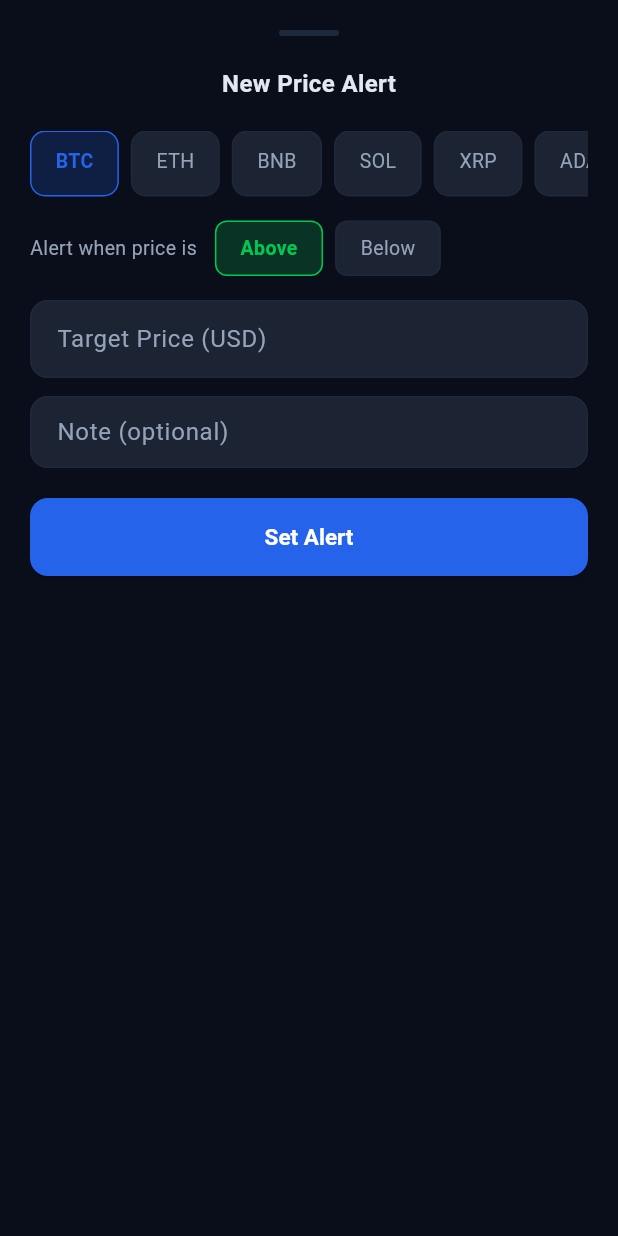
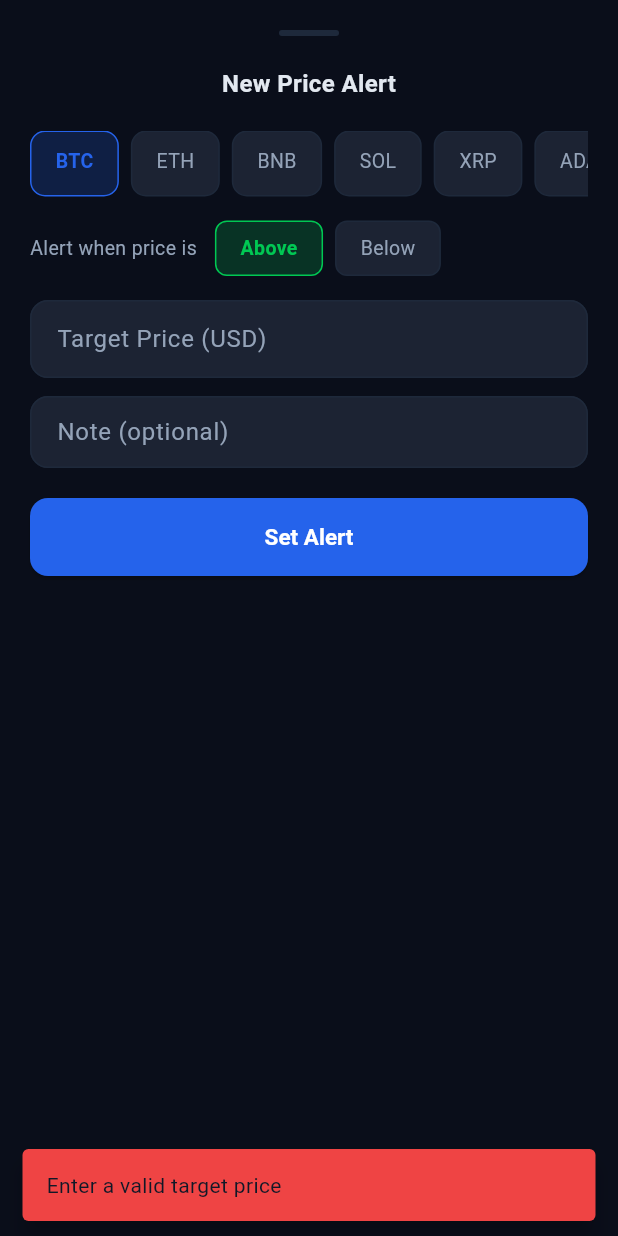
Before and after one commit to RenasTalabani/ai-trading-system, a Flutter app: the _CreateAlertSheet widget shown alone on an empty page, opened directly, after a tap on "Set Alert", on a phone screen of 412 x 824 dp. Run offline on Flutter 3.47's test engine with Material 3 defaults, Android fonts, the phone set to English and light mode, and no system bars; our stand-ins replace dio, equatable, firebase_core, firebase_messaging, fl_chart, flutter_local_notifications and 3 more; accounts and stored records are empty; network calls fail.

Commit message:
fix(mobile): stop the price-alert creation sheet from silently closing on failure (T-090)
_CreateAlertSheet._save() called Navigator.pop(context) unconditionally
before ever checking whether create() actually succeeded. create()
(price_alerts_provider.dart) swallows every failure -- network error,
server rejection -- into a plain `false`, so a failed save closed the
sheet with zero feedback: no error message, no indication anything
went wrong. The only user-visible outcome, success or failure, used to
be identical (the sheet closing) except for a snackbar that only ever
appeared on success.

Fix: only pop on success. A failure now keeps the sheet open (nothing
is lost -- the typed price/note stay in place) and shows what actually
happened via a snackbar, matching the pattern used everywhere else in
this screen. Also added a friendly message for the pre-existing silent
early-return on an invalid/empty price, previously a no-op with no
feedback either.

No new automated test: exercising this path end-to-end would require
mocking PricesNotifier's constructor-time network call (a private
_init()/_fetchRest() pair, not overridable from an external test file
without the same full Dio + flutter_secure_storage platform-channel
harness MOBILE-001 needed) for what is a small, mechanically obvious
control-flow fix (move one line, add one branch) -- verified instead by
dart analyze (clean) and the full existing suite (134/134, no
regressions).

Co-Authored-By: Claude Sonnet 5 <noreply@anthropic.com>

```diff
--- a/mobile/lib/features/notifications/notifications_screen.dart
+++ b/mobile/lib/features/notifications/notifications_screen.dart
@@ -530,7 +530,16 @@ class _CreateAlertSheetState extends ConsumerState<_CreateAlertSheet> {
 
   Future<void> _save() async {
     final price = double.tryParse(_priceCtrl.text);
-    if (price == null || price <= 0) return;
+    if (price == null || price <= 0) {
+      ScaffoldMessenger.of(context).showSnackBar(
+        const SnackBar(
+          content: Text('Enter a valid target price'),
+          backgroundColor: AppColors.error,
+          behavior: SnackBarBehavior.floating,
+        ),
+      );
+      return;
+    }
 
     setState(() => _saving = true);
     final ok = await ref.read(priceAlertsProvider.notifier).create(
@@ -540,9 +549,19 @@ class _CreateAlertSheetState extends ConsumerState<_CreateAlertSheet> {
       direction:    _direction,
       note:         _noteCtrl.text.trim(),
     );
-    if (mounted) {
+    if (!mounted) return;
+
+    // T-090 (2026-09-01): this used to Navigator.pop() unconditionally
+    // here, before ever checking `ok` -- create() swallows its own
+    // errors into a plain `false` (see price_alerts_provider.dart), so a
+    // failed save (network error, server rejection) closed the sheet
+    // with zero feedback. The user had no way to tell "it worked" from
+    // "it silently didn't" short of manually checking the Price Alerts
+    // tab. Now only pops on success; a failure keeps the sheet open
+    // (nothing was lost -- the typed price/note are still there) and
+    // shows what actually happened.
+    if (ok) {
       Navigator.pop(context);
-      if (ok) {
       ScaffoldMessenger.of(context).showSnackBar(
         SnackBar(
           content: Text('Alert set for $_selectedDisplay at \$$price'),
@@ -550,7 +569,15 @@ class _CreateAlertSheetState extends ConsumerState<_CreateAlertSheet> {
           behavior: SnackBarBehavior.floating,
         ),
       );
-      }
+    } else {
+      setState(() => _saving = false);
+      ScaffoldMessenger.of(context).showSnackBar(
+        const SnackBar(
+          content: Text('Could not create the alert — check your connection and try again'),
+          backgroundColor: AppColors.error,
+          behavior: SnackBarBehavior.floating,
+        ),
+      );
     }
   }
 
```
Lines whose indentation alone changed are shown as unchanged.
